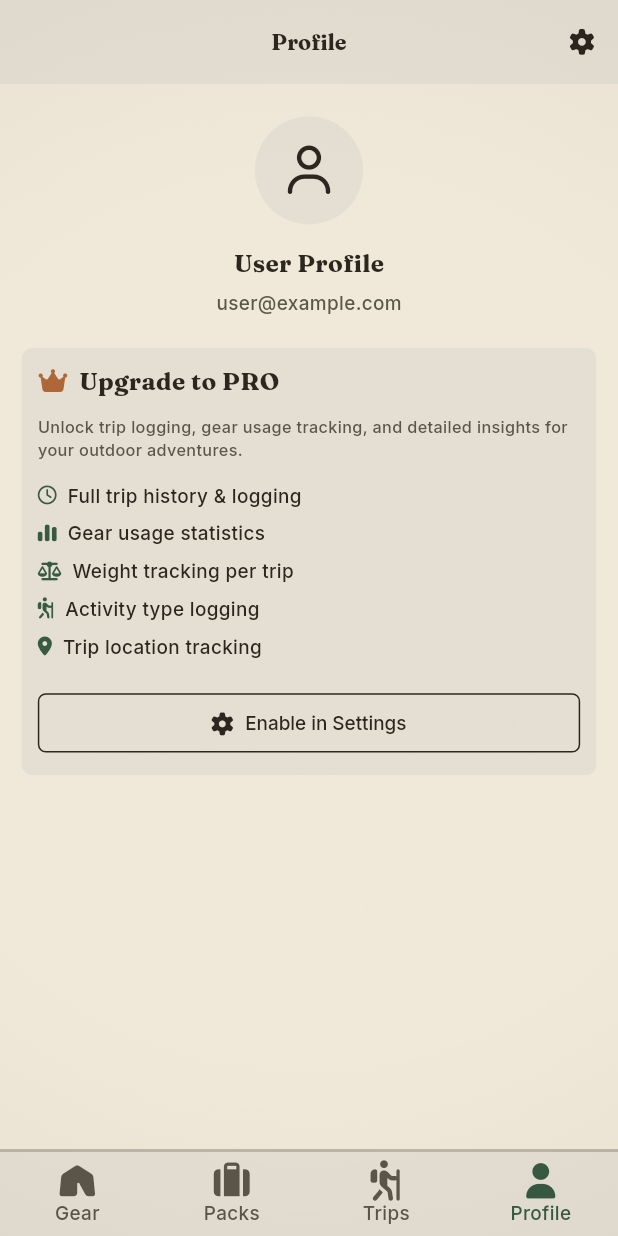
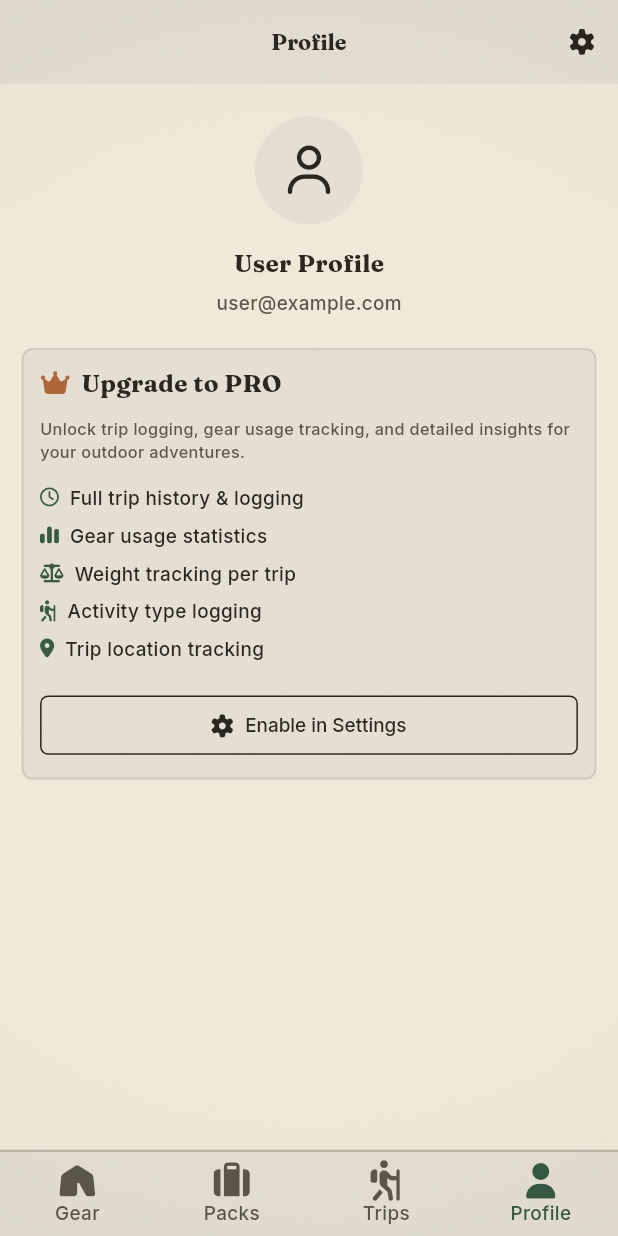
Before and after one commit to Mikey-Dowsett/gearrack, a Flutter app: the screen it shows after launch, item 4 of the bottom bar chosen, on a phone screen of 412 x 824 dp. Run offline on Flutter 3.47's test engine with Material 3 defaults, Android fonts, the phone set to English and light mode, and no system bars; our stand-ins replace flutter_screenutil, font_awesome_flutter, google_fonts, sqflite, sqflite_common_ffi; accounts and stored records are empty.

Commit message:
Fixed border and save button

```diff
--- a/lib/pages/home_page.dart
+++ b/lib/pages/home_page.dart
@@ -192,7 +192,9 @@ class _HomePageState extends State<HomePage> {
                                   child: FaIcon(FontAwesomeIcons.search),
                                 ),
                               ),
-                              border: UnderlineInputBorder(),
+                              border: OutlineInputBorder(
+                                borderRadius: BorderRadius.circular(UiConstants.borderRadius),
+                              ),
                               contentPadding: EdgeInsets.symmetric(
                                 horizontal: 16.sp,
                                 vertical: 12.sp,
--- a/lib/pages/profile_page.dart
+++ b/lib/pages/profile_page.dart
@@ -154,6 +154,7 @@ class ProfilePageState extends State<ProfilePage> {
       decoration: BoxDecoration(
         color: colors.surfaceRaised,
         borderRadius: BorderRadius.circular(UiConstants.cardRadius.sp),
+        border: Border.all(color: colors.border, width: UiConstants.borderWidth),
       ),
       child: Column(
         crossAxisAlignment: CrossAxisAlignment.start,
@@ -337,6 +338,7 @@ class ProfilePageState extends State<ProfilePage> {
       decoration: BoxDecoration(
         color: colors.surface,
         borderRadius: BorderRadius.circular(UiConstants.cardRadius.sp),
+        border: Border.all(color: colors.border, width: UiConstants.borderWidth),
       ),
       child: Column(
         crossAxisAlignment: CrossAxisAlignment.start,
--- a/lib/theme/app_theme.dart
+++ b/lib/theme/app_theme.dart
@@ -48,19 +48,22 @@ class AppTheme {
           horizontal: 12.0,
           vertical: 12.0,
         ),
-        border: UnderlineInputBorder(
+        border: OutlineInputBorder(
+          borderRadius: BorderRadius.circular(UiConstants.borderRadius),
           borderSide: BorderSide(
             color: AppColors.lightBorder,
             width: UiConstants.borderWidth,
           ),
         ),
-        enabledBorder: UnderlineInputBorder(
+        enabledBorder: OutlineInputBorder(
+          borderRadius: BorderRadius.circular(UiConstants.borderRadius),
           borderSide: BorderSide(
             color: AppColors.lightBorder,
             width: UiConstants.borderWidth,
           ),
         ),
-        focusedBorder: UnderlineInputBorder(
+        focusedBorder: OutlineInputBorder(
+          borderRadius: BorderRadius.circular(UiConstants.borderRadius),
           borderSide: BorderSide(
             color: AppColors.lightPrimary,
             width: UiConstants.borderWidth,
@@ -74,6 +77,10 @@ class AppTheme {
           foregroundColor: colors.onPrimary,
           shape: RoundedRectangleBorder(
             borderRadius: BorderRadius.circular(UiConstants.buttonRadius),
+            side: BorderSide(
+              color: AppColors.lightBorder,
+              width: UiConstants.borderWidth,
+            ),
           ),
           textStyle: AppTextStyles.bodyMedium,
           elevation: 0,
@@ -86,6 +93,10 @@ class AppTheme {
           foregroundColor: colors.onSurface,
           shape: RoundedRectangleBorder(
             borderRadius: BorderRadius.circular(UiConstants.buttonRadius),
+            side: BorderSide(
+              color: AppColors.lightBorder,
+              width: UiConstants.borderWidth,
+            ),
           ),
           textStyle: AppTextStyles.bodyMedium,
           padding: const EdgeInsets.symmetric(horizontal: 14.0, vertical: 10.0),
@@ -112,6 +123,10 @@ class AppTheme {
         padding: const EdgeInsets.symmetric(horizontal: 8.0, vertical: 6.0),
         shape: RoundedRectangleBorder(
           borderRadius: BorderRadius.circular(UiConstants.chipRadius),
+          side: BorderSide(
+            color: AppColors.lightBorder,
+            width: UiConstants.borderWidth,
+          ),
         ),
       ),
 
@@ -190,19 +205,22 @@ class AppTheme {
           horizontal: 12.0,
           vertical: 12.0,
         ),
-        border: UnderlineInputBorder(
+        border: OutlineInputBorder(
+          borderRadius: BorderRadius.circular(UiConstants.borderRadius),
           borderSide: BorderSide(
             color: AppColors.darkBorder,
             width: UiConstants.borderWidth,
           ),
         ),
-        enabledBorder: UnderlineInputBorder(
+        enabledBorder: OutlineInputBorder(
+          borderRadius: BorderRadius.circular(UiConstants.borderRadius),
           borderSide: BorderSide(
             color: AppColors.darkBorder,
             width: UiConstants.borderWidth,
           ),
         ),
-        focusedBorder: UnderlineInputBorder(
+        focusedBorder: OutlineInputBorder(
+          borderRadius: BorderRadius.circular(UiConstants.borderRadius),
           borderSide: BorderSide(
             color: AppColors.darkPrimary,
             width: UiConstants.borderWidth,
@@ -216,6 +234,10 @@ class AppTheme {
           foregroundColor: colors.onPrimary,
           shape: RoundedRectangleBorder(
             borderRadius: BorderRadius.circular(UiConstants.buttonRadius),
+            side: BorderSide(
+              color: AppColors.darkBorder,
+              width: UiConstants.borderWidth,
+            ),
           ),
           textStyle: AppTextStyles.bodyMedium.copyWith(color: colors.onPrimary),
           elevation: 0,
@@ -228,6 +250,10 @@ class AppTheme {
           foregroundColor: colors.onSurface,
           shape: RoundedRectangleBorder(
             borderRadius: BorderRadius.circular(UiConstants.buttonRadius),
+            side: BorderSide(
+              color: AppColors.darkBorder,
+              width: UiConstants.borderWidth,
+            ),
           ),
           textStyle: AppTextStyles.bodyMedium.copyWith(color: colors.onSurface),
           padding: const EdgeInsets.symmetric(horizontal: 14.0, vertical: 10.0),
@@ -254,6 +280,10 @@ class AppTheme {
         padding: const EdgeInsets.symmetric(horizontal: 8.0, vertical: 6.0),
         shape: RoundedRectangleBorder(
           borderRadius: BorderRadius.circular(UiConstants.chipRadius),
+          side: BorderSide(
+            color: AppColors.darkBorder,
+            width: UiConstants.borderWidth,
+          ),
         ),
       ),
 
--- a/lib/theme/ui_constants.dart
+++ b/lib/theme/ui_constants.dart
@@ -17,7 +17,7 @@ class UiConstants {
   static const double compactCardRadius = 4.0; // Compact row cards
 
   // Stroke widths
-  static const double borderWidth = 2.0;
+  static const double borderWidth = 1.5;
 
   // Elevation — flat design
   static const double cardElevation = 0.0;
--- a/lib/widgets/info_card.dart
+++ b/lib/widgets/info_card.dart
@@ -26,6 +26,7 @@ class InfoCard extends StatelessWidget {
       elevation: UiConstants.cardElevation,
       shape: RoundedRectangleBorder(
         borderRadius: BorderRadius.circular(UiConstants.cardRadius.sp),
+        side: BorderSide(color: colors.border, width: UiConstants.borderWidth),
       ),
       child: Padding(
         padding: EdgeInsets.all(UiConstants.spacingM.sp),
```
Also changed, not shown: lib/pages/add_gear.dart (+7 -29 lines), lib/pages/add_pack.dart (+7 -27 lines), lib/pages/category_management_page.dart (+3 -9 lines), lib/pages/log_trip_page.dart (+6 -26 lines), lib/pages/pack_page.dart (+4 -16 lines), lib/pages/trip_detail_page.dart (+2 -9 lines), lib/widgets/gear_card.dart (+3 -9 lines), lib/widgets/pack_card.dart (+3 -9 lines), 1 other file.
